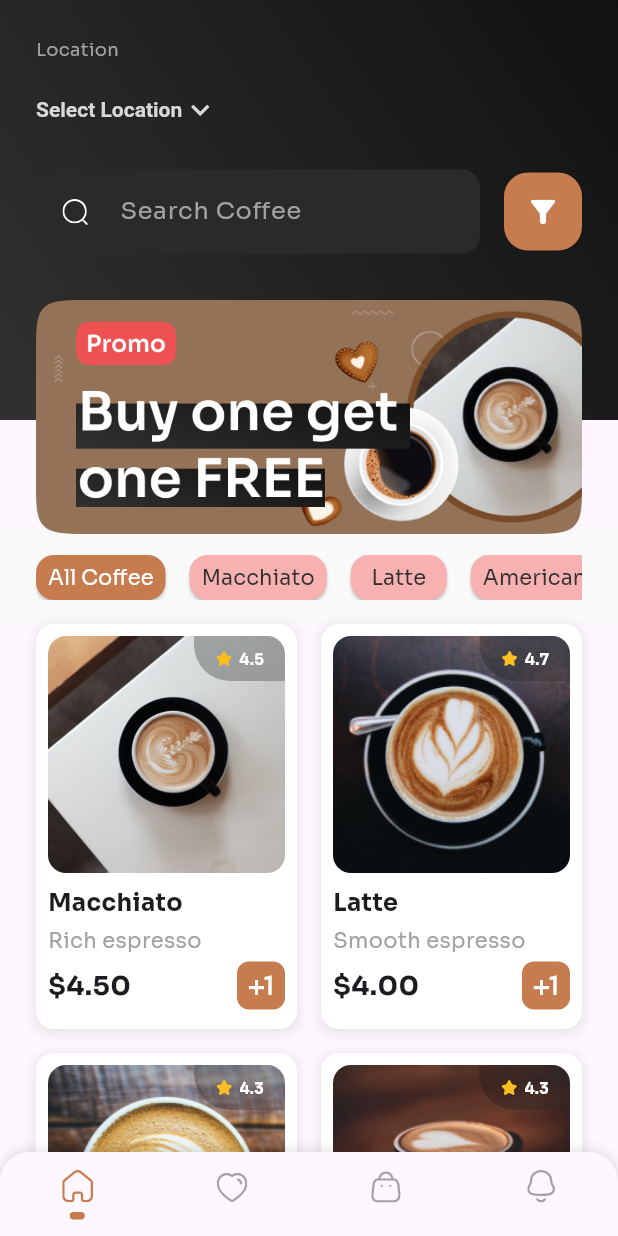
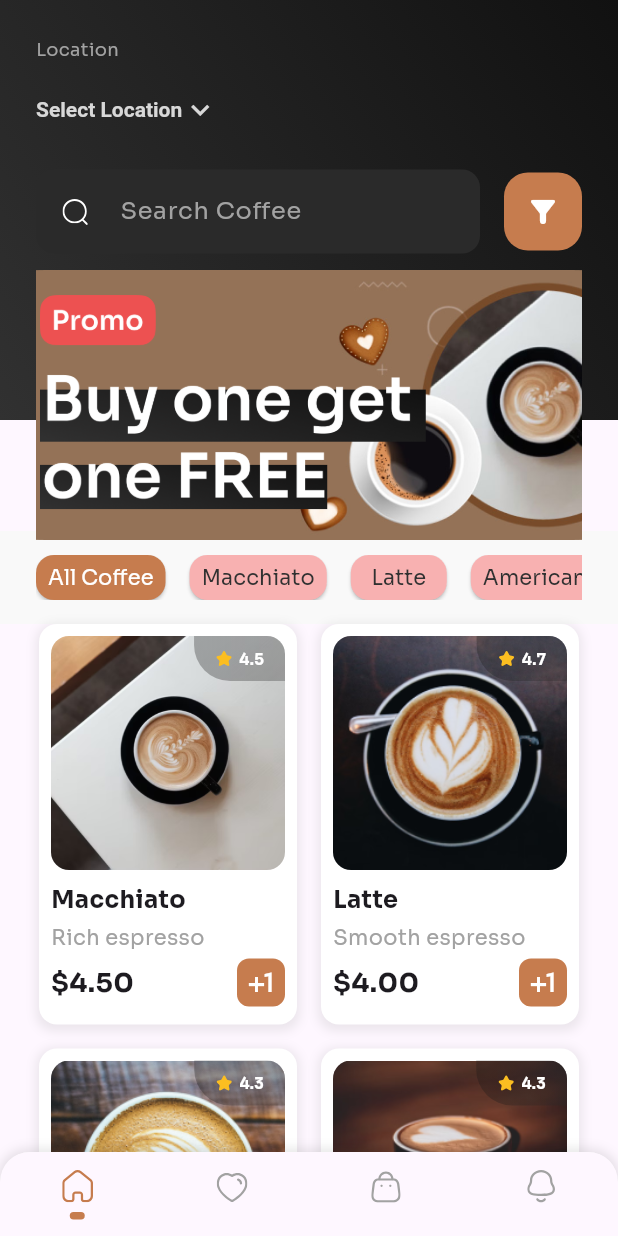
Before and after one commit to fadhildwia/coffee-shop-mobile-apps-flutter, a Flutter app: the BottomNavigationScreen screen opened directly, on a phone screen of 412 x 824 dp. Run offline on Flutter 3.47's test engine with Material 3 defaults, Android fonts, the phone set to English and light mode, and no system bars; our stand-ins replace flutter_svg.

Commit message:
fix home screen

```diff
--- a/lib/screens/home_screen.dart
+++ b/lib/screens/home_screen.dart
@@ -51,7 +51,12 @@ class HomeScreen extends StatelessWidget {
                               const SizedBox(height: 8),
                               CustomDropdown(
                                 selectedValue: viewModel.selectedLocation,
-                                items: ['Item 1', 'Item 2', 'Item 3', 'Item 4'],
+                                items: const [
+                                  'Item 1',
+                                  'Item 2',
+                                  'Item 3',
+                                  'Item 4'
+                                ],
                                 onChanged: (value) {
                                   viewModel.selectedLocation = value;
                                 },
@@ -164,12 +169,12 @@ class HomeScreen extends StatelessWidget {
                     ],
                   ),
                   Positioned(
-                    top: 200,
+                    top: 180,
                     left: 24,
                     right: 24,
                     child: Image.asset(
                       '${AssetPath.imagePath}/banner.png',
-                      width: double.infinity,
+                      height: 180,
                       fit: BoxFit.fitHeight,
                     ),
                   ),
--- a/lib/widgets/product_grid.dart
+++ b/lib/widgets/product_grid.dart
@@ -20,19 +20,22 @@ class ProductGrid extends StatelessWidget {
   Widget build(BuildContext context) {
     return Padding(
       padding: const EdgeInsets.symmetric(horizontal: 24),
-      child: GridView.builder(
-        shrinkWrap: true,
-        physics: const NeverScrollableScrollPhysics(),
-        gridDelegate: const SliverGridDelegateWithFixedCrossAxisCount(
-          crossAxisCount: 2,
-          crossAxisSpacing: 16.0,
-          mainAxisSpacing: 16.0,
-          mainAxisExtent: 270,
-        ),
-        itemCount: viewModel.coffeeProducts.length,
-        itemBuilder: (context, index) {
-          final product = viewModel.coffeeProducts[index];
-          return InkWell(
+      child: LayoutBuilder(
+        builder: (context, constraints) {
+          int value = 2;
+          if (constraints.maxWidth > 600) {
+            value = 5;
+          }
+
+          double width = (constraints.maxWidth - 20) / value;
+
+          return Wrap(
+            spacing: 16.0,
+            runSpacing: 16.0,
+            children: viewModel.coffeeProducts.map((product) {
+              return Container(
+                width: width,
+                child: InkWell(
                   onTap: () => onPressedCard(product),
                   child: Container(
                     decoration: BoxDecoration(
@@ -161,11 +164,14 @@ class ProductGrid extends StatelessWidget {
                                 ),
                               ),
                             ],
-                    )
+                          ),
                         ],
                       ),
                     ),
                   ),
+                ),
+              );
+            }).toList(),
           );
         },
       ),
```
Lines whose indentation alone changed are shown as unchanged.
